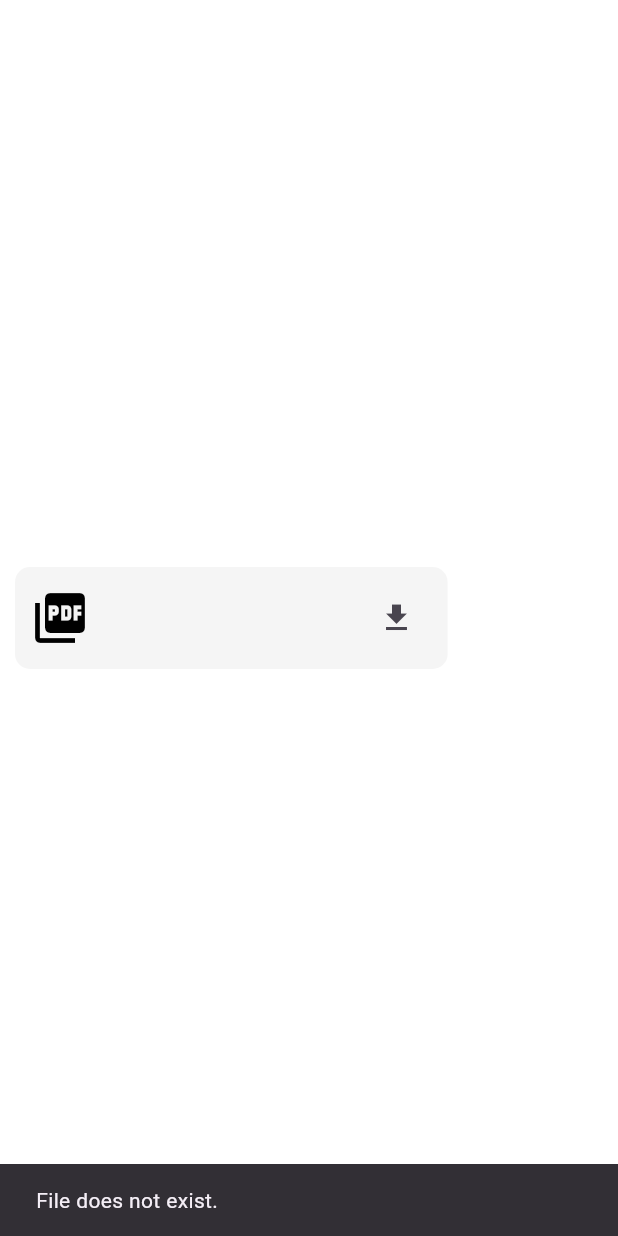
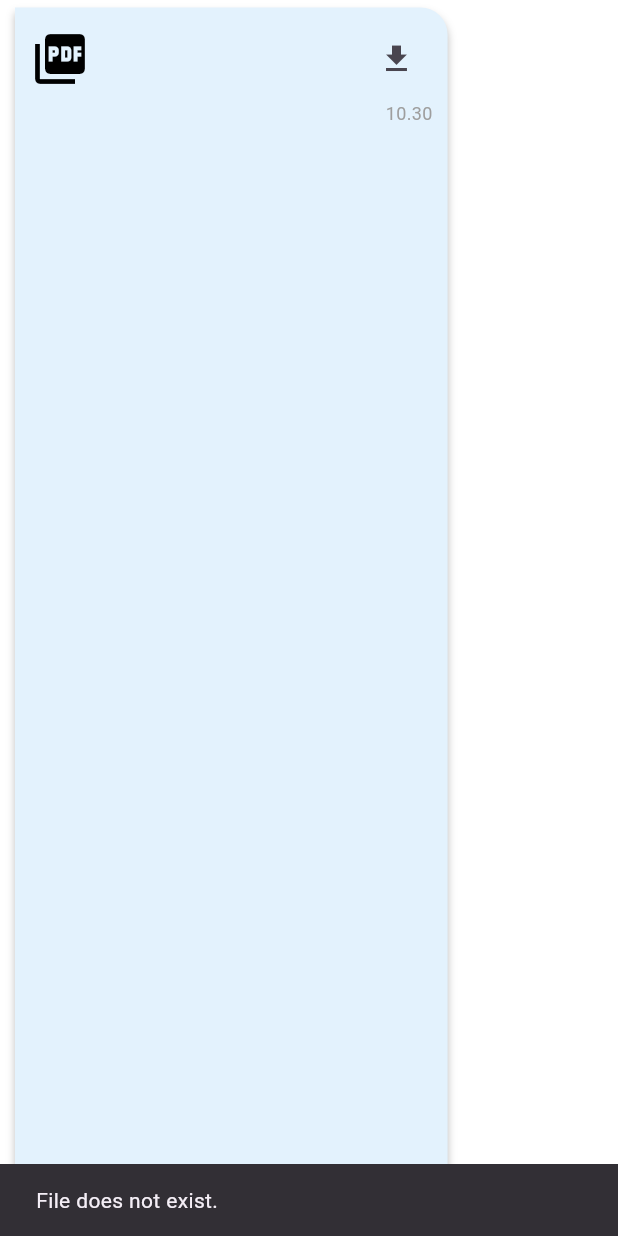
Before and after one commit to Muhammed-Unais/texol_chat_app, a Flutter app: the FileMessageCard widget shown alone on an empty page, opened directly with empty values, after a tap on the "download" icon, on a phone screen of 412 x 824 dp. Run offline on Flutter 3.47's test engine with Material 3 defaults, Android fonts, the phone set to English and light mode, and no system bars; our stand-ins replace file_picker, just_audio, permission_handler, share_plus, shared_preferences; missing offline and left inert: audio_waveforms; accounts and stored records are empty.

Commit message:
feat: Added UI changes
 - file message card
 - image message card

```diff
--- a/lib/features/chat/view/widget/file_message_card.dart
+++ b/lib/features/chat/view/widget/file_message_card.dart
@@ -1,4 +1,5 @@
 import 'package:flutter/material.dart';
+import 'package:texol_chat_app/features/chat/view/widget/order_list_message_card.dart';
 import 'package:url_launcher/url_launcher.dart';
 import 'dart:io';
 
@@ -6,12 +7,16 @@ class FileMessageCard extends StatelessWidget {
   final String filePath;
   final String fileName;
   final String sender;
+  final bool asOrder;
+  final DateTime timestamp;
 
   const FileMessageCard({
     super.key,
     required this.filePath,
     required this.fileName,
     required this.sender,
+    required this.asOrder,
+    required this.timestamp,
   });
 
   void _openFile(BuildContext context) async {
@@ -38,6 +43,8 @@ class FileMessageCard extends StatelessWidget {
   @override
   Widget build(BuildContext context) {
     bool isSender = sender == 'me';
+    String formattedTime =
+        "${timestamp.hour % 12 == 0 ? 12 : timestamp.hour % 12}.${timestamp.minute.toString().padLeft(2, '0')}";
 
     return Align(
       alignment: isSender ? Alignment.centerRight : Alignment.centerLeft,
@@ -48,10 +55,24 @@ class FileMessageCard extends StatelessWidget {
         margin: const EdgeInsets.symmetric(vertical: 5, horizontal: 10),
         padding: const EdgeInsets.all(10),
         decoration: BoxDecoration(
-          color: isSender ? Colors.blue.shade100 : Colors.grey.shade100,
-          borderRadius: BorderRadius.circular(10),
+          boxShadow: [
+            BoxShadow(
+              color: Colors.black.withOpacity(0.25),
+              blurRadius: 4,
+              offset: const Offset(0, 4),
             ),
-        child: Row(
+          ],
+          color: asOrder ? Colors.white : Colors.blue[50],
+          borderRadius: BorderRadius.only(
+            topLeft: isSender ? const Radius.circular(18) : Radius.zero,
+            topRight: const Radius.circular(18),
+            bottomLeft: const Radius.circular(18),
+            bottomRight: isSender ? Radius.zero : const Radius.circular(18),
+          ),
+        ),
+        child: Column(
+          children: [
+            Row(
               children: [
                 const Icon(
                   Icons.picture_as_pdf,
@@ -73,6 +94,36 @@ class FileMessageCard extends StatelessWidget {
                 ),
               ],
             ),
+            if (!asOrder) ...[
+              const SizedBox(height: 4),
+              Row(
+                mainAxisAlignment: MainAxisAlignment.end,
+                children: [
+                  Text(
+                    formattedTime,
+                    style: const TextStyle(
+                      fontSize: 12,
+                      color: Colors.grey,
+                    ),
+                  ),
+                  if (isSender) ...[
+                    const SizedBox(width: 5),
+                    const Icon(
+                      Icons.done_all_outlined,
+                      size: 12,
+                      color: Colors.grey,
+                    ),
+                  ]
+                ],
+              ),
+            ],
+            if (asOrder)
+              OrderMessageCard(
+                isSender: isSender,
+                timestamp: timestamp,
+              )
+          ],
+        ),
       ),
     );
   }
--- a/lib/features/chat/view/widget/message_bubble.dart
+++ b/lib/features/chat/view/widget/message_bubble.dart
@@ -39,6 +39,8 @@ class MessageBubble extends StatelessWidget {
   Widget _buildFileBubble() {
     if (message.messageTyoe == MessageType.image) {
       return ImageMessageCard(
+        timestamp: message.timestamp,
+        asOrder: message.asOrder,
         imagePath: message.content,
         sender: message.sender,
       );
@@ -47,6 +49,8 @@ class MessageBubble extends StatelessWidget {
       filePath: message.content,
       fileName: message.fileName ?? '',
       sender: message.sender,
+      asOrder: message.asOrder,
+      timestamp: message.timestamp,
     );
   }
 }
--- a/lib/features/chat/view/widget/text_message_card.dart
+++ b/lib/features/chat/view/widget/text_message_card.dart
@@ -30,9 +30,7 @@ class TextMessageCard extends StatelessWidget {
           maxWidth: MediaQuery.of(context).size.width * 0.7,
         ),
         decoration: BoxDecoration(
-          color: isSender
-              ? Colors.white
-              : const Color.fromARGB(255, 184, 218, 245),
+          color: Colors.lightBlue[50],
           borderRadius: BorderRadius.only(
             topLeft: isSender ? const Radius.circular(12) : Radius.zero,
             topRight: const Radius.circular(12),
```
Also changed, not shown: lib/features/chat/view/widget/image_message_card.dart (+66 -10 lines), lib/features/chat/view/widget/voice_message_card.dart (+15 -8 lines). Lines whose indentation alone changed are shown as unchanged.
